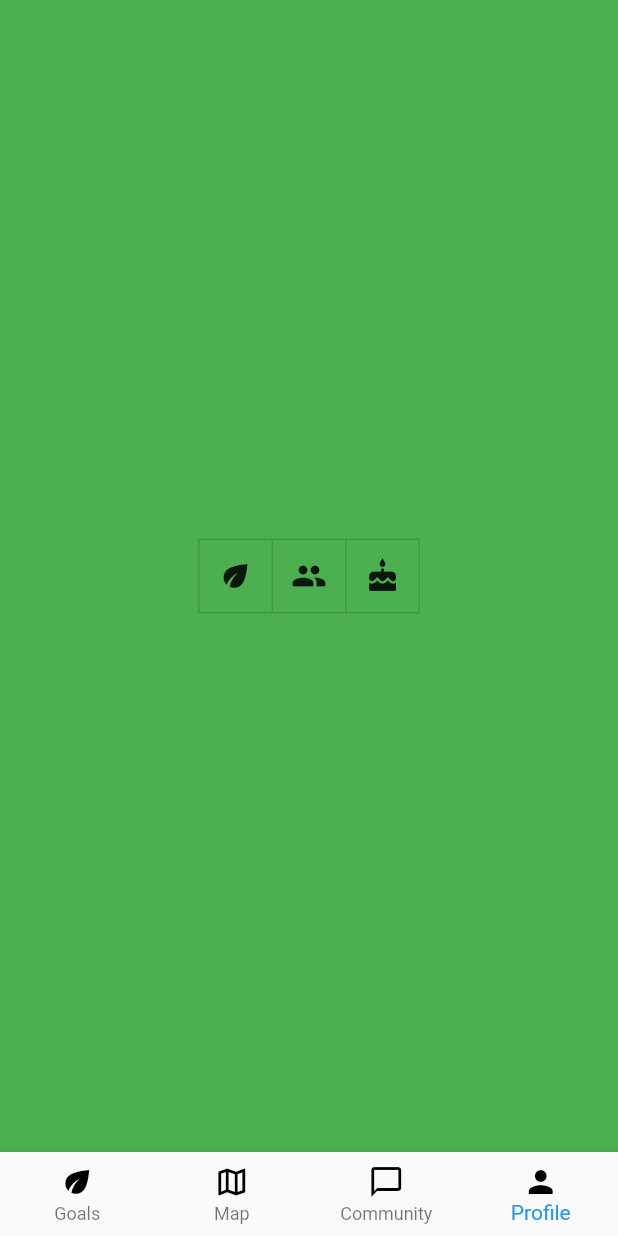
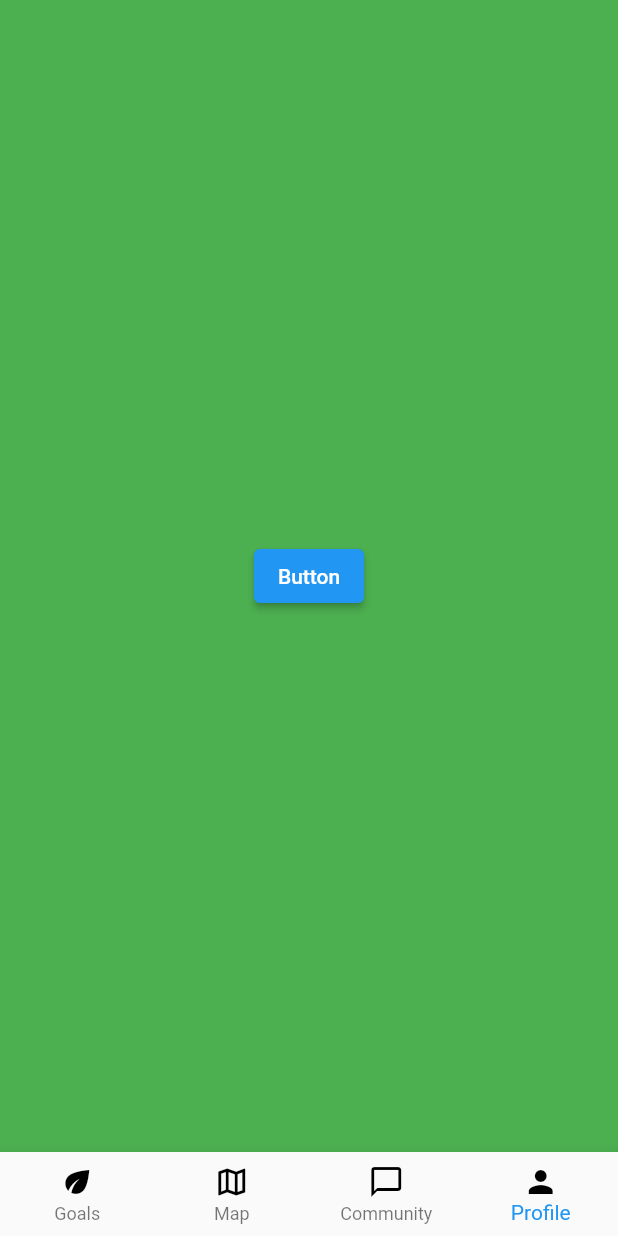
Before and after one commit to Lynnibinny/final_save_a_tree, a Flutter app: the screen it shows after launch, item 4 of the bottom bar chosen, on a phone screen of 412 x 824 dp. Run offline on Flutter 3.47's test engine with Material 2 defaults, Android fonts, the light colour scheme and no system bars.

Commit message:
ElevatedButtontest

```diff
--- a/lib/startprofile_widget.dart
+++ b/lib/startprofile_widget.dart
@@ -1,32 +1,19 @@
-import 'dart:html';
-
+//import 'dart:html';
 import 'package:flutter/material.dart';
 import 'dart:async';
 import 'package:flutter/widgets.dart';
 import 'package:path/path.dart';
 
 class StartProfileWidget extends StatelessWidget {
-  List<bool> _selections = List.generate(3, (_) => false);
   Widget build(BuildContext context) {
     return Center(
-      child: ToggleButtons(
-          children: <Widget>[
-            Icon(Icons.eco),
-            Icon(Icons.group_rounded),
-            Icon(Icons.cake),
-          ],
-          isSelected: _selections,
-          onPressed: (int index) {
-            setState(() {
-              _selections[index] = !_selections[index];
-            });
-          }),
+      child: ElevatedButton(
+        child: Text("Button"),
+        onPressed: () {},
+      ),
     );
   }
-
-  void setState(Null Function() param0) {}
 }
-
 /*class StartProfileWidget extends StatelessWidget {
   Widget build(BuildContext context) {
     const SizedBox(height: 30);
```
